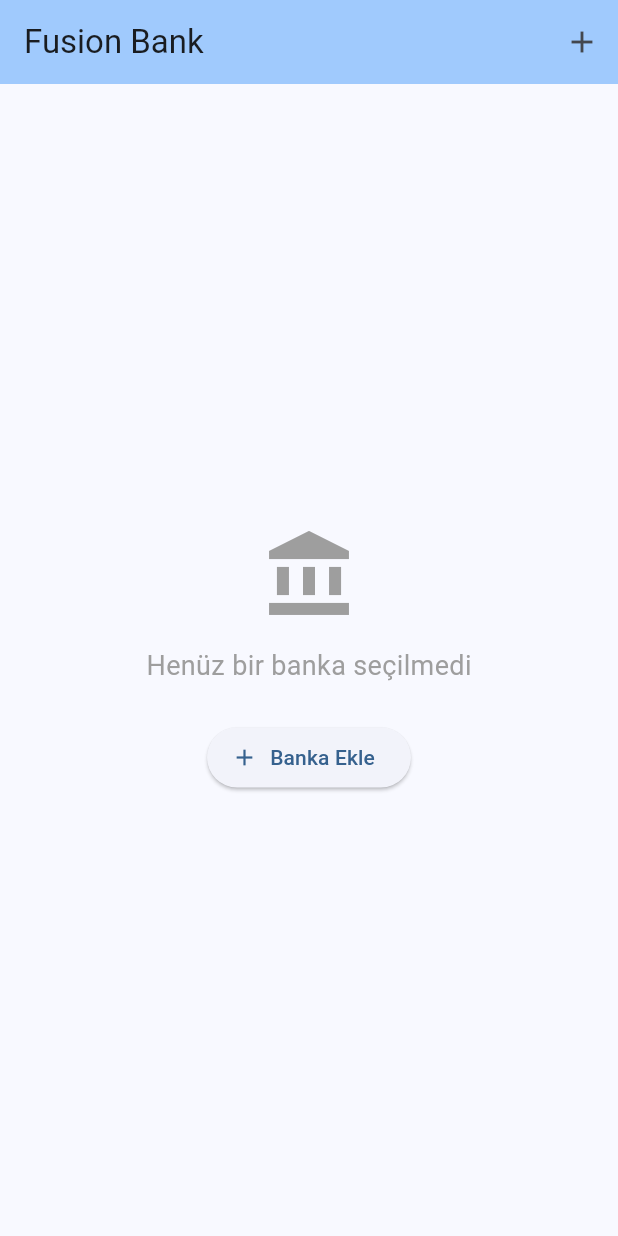
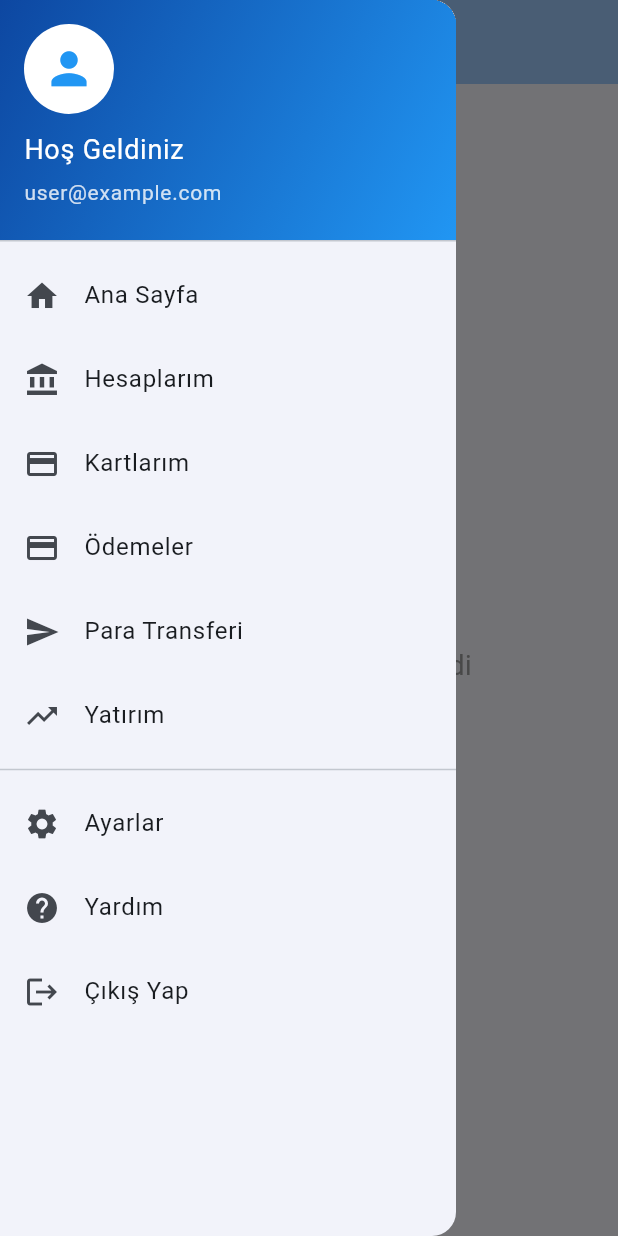
Before and after one commit to muminvarici/hack-ai-thon, a Flutter app: the screen it shows after launch, with the side drawer open (before the commit the screen has no drawer), on a phone screen of 412 x 824 dp. Run offline on Flutter 3.47's test engine with Material 3 defaults, Android fonts, the phone set to English and light mode, and no system bars; our stand-ins replace get.

Commit message:
hesaplarım sayfası eklendi

```diff
--- a/lib/screens/home_screen.dart
+++ b/lib/screens/home_screen.dart
@@ -3,6 +3,7 @@ import 'package:get/get.dart';
 import '../models/bank_model.dart';
 import '../models/bank_module.dart';
 import 'bank_selection_screen.dart';
+import 'accounts_screen.dart';
 
 class HomeScreen extends StatelessWidget {
   final RxList<BankModule> addedModules = <BankModule>[].obs;
@@ -16,17 +17,117 @@ class HomeScreen extends StatelessWidget {
       appBar: AppBar(
         title: const Text('Fusion Bank'),
         backgroundColor: Theme.of(context).colorScheme.inversePrimary,
-        actions: [
-          IconButton(
-            icon: const Icon(Icons.add),
-            onPressed: () async {
-              final bank = await Get.to(() => BankSelectionScreen());
-              if (bank != null) {
-                selectedBank.value = bank;
-              }
-            },
-          ),
-        ],
+      ),
+      drawer: Drawer(
+        child: ListView(
+          padding: EdgeInsets.zero,
+          children: [
+            DrawerHeader(
+              decoration: BoxDecoration(
+                gradient: LinearGradient(
+                  begin: Alignment.topLeft,
+                  end: Alignment.bottomRight,
+                  colors: [Colors.blue.shade900, Colors.blue.shade500],
+                ),
+              ),
+              child: Column(
+                crossAxisAlignment: CrossAxisAlignment.start,
+                children: [
+                  const CircleAvatar(
+                    radius: 30,
+                    backgroundColor: Colors.white,
+                    child: Icon(Icons.person, size: 35, color: Colors.blue),
+                  ),
+                  const SizedBox(height: 10),
+                  const Text(
+                    'Hoş Geldiniz',
+                    style: TextStyle(color: Colors.white, fontSize: 18),
+                  ),
+                  const SizedBox(height: 5),
+                  Text(
+                    'user@example.com',
+                    style: TextStyle(
+                      color: Colors.white.withOpacity(0.8),
+                      fontSize: 14,
+                    ),
+                  ),
+                ],
+              ),
+            ),
+            ListTile(
+              leading: const Icon(Icons.home),
+              title: const Text('Ana Sayfa'),
+              onTap: () {
+                Get.back();
+              },
+            ),
+            ListTile(
+              leading: const Icon(Icons.account_balance),
+              title: const Text('Hesaplarım'),
+              onTap: () {
+                Get.back();
+                Get.to(() => AccountsScreen());
+              },
+            ),
+            ListTile(
+              leading: const Icon(Icons.credit_card),
+              title: const Text('Kartlarım'),
+              onTap: () {
+                Get.back();
+                // TODO: Kartlarım sayfasına yönlendir
+              },
+            ),
+            ListTile(
+              leading: const Icon(Icons.payment),
+              title: const Text('Ödemeler'),
+              onTap: () {
+                Get.back();
+                // TODO: Ödemeler sayfasına yönlendir
+              },
+            ),
+            ListTile(
+              leading: const Icon(Icons.send),
+              title: const Text('Para Transferi'),
+              onTap: () {
+                Get.back();
+                // TODO: Para Transferi sayfasına yönlendir
+              },
+            ),
+            ListTile(
+              leading: const Icon(Icons.trending_up),
+              title: const Text('Yatırım'),
+              onTap: () {
+                Get.back();
+                // TODO: Yatırım sayfasına yönlendir
+              },
+            ),
+            const Divider(),
+            ListTile(
+              leading: const Icon(Icons.settings),
+              title: const Text('Ayarlar'),
+              onTap: () {
+                Get.back();
+                // TODO: Ayarlar sayfasına yönlendir
+              },
+            ),
+            ListTile(
+              leading: const Icon(Icons.help),
+              title: const Text('Yardım'),
+              onTap: () {
+                Get.back();
+                // TODO: Yardım sayfasına yönlendir
+              },
+            ),
+            ListTile(
+              leading: const Icon(Icons.logout),
+              title: const Text('Çıkış Yap'),
+              onTap: () {
+                Get.back();
+                // TODO: Çıkış işlemi
+              },
+            ),
+          ],
+        ),
       ),
       body: Obx(() {
         if (selectedBank.value == null) {
```
Also changed, not shown: lib/models/account_model.dart (added, +25 -0 lines), lib/screens/accounts_screen.dart (added, +223 -0 lines).
